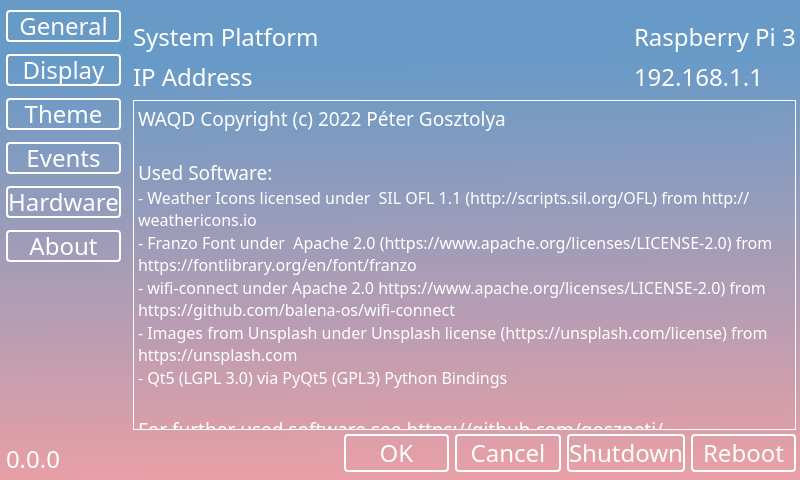
Before: the Qt Designer form src/waqd/ui/qt/options.ui in goszpeti/weather_air_quality_device, drawn with Qt 5.
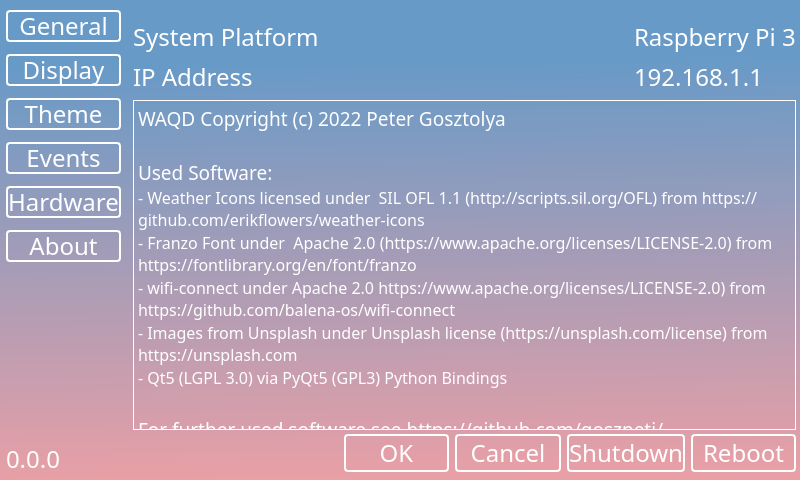
After: the same form once the commit is applied. The open tabs and pages were chosen to show the change. Custom widgets are drawn as their Qt base class.

The edit to the form file:
```diff
--- a/src/waqd/ui/qt/options.ui
+++ b/src/waqd/ui/qt/options.ui
@@ -2246,8 +2246,8 @@
                <rect>
                 <x>0</x>
                 <y>0</y>
-                <width>373</width>
-                <height>337</height>
+                <width>659</width>
+                <height>419</height>
                </rect>
               </property>
               <layout class="QVBoxLayout" name="verticalLayout_15">
@@ -2337,10 +2337,10 @@
 &lt;html&gt;&lt;head&gt;&lt;meta name=&quot;qrichtext&quot; content=&quot;1&quot; /&gt;&lt;style type=&quot;text/css&quot;&gt;
 p, li { white-space: pre-wrap; }
 &lt;/style&gt;&lt;/head&gt;&lt;body style=&quot; font-family:'Franzo'; font-size:18pt; font-weight:400; font-style:normal;&quot;&gt;
-&lt;p style=&quot; margin-top:0px; margin-bottom:0px; margin-left:0px; margin-right:0px; -qt-block-indent:0; text-indent:0px;&quot;&gt;&lt;span style=&quot; font-family:'MS Shell Dlg 2'; font-size:14pt;&quot;&gt;WAQD Copyright (c) 2022 Péter Gosztolya&lt;/span&gt;&lt;/p&gt;
+&lt;p style=&quot; margin-top:0px; margin-bottom:0px; margin-left:0px; margin-right:0px; -qt-block-indent:0; text-indent:0px;&quot;&gt;&lt;span style=&quot; font-family:'MS Shell Dlg 2'; font-size:14pt;&quot;&gt;WAQD Copyright (c) 2022 Peter Gosztolya&lt;/span&gt;&lt;/p&gt;
 &lt;p style=&quot;-qt-paragraph-type:empty; margin-top:0px; margin-bottom:0px; margin-left:0px; margin-right:0px; -qt-block-indent:0; text-indent:0px; font-family:'MS Shell Dlg 2'; font-size:14pt;&quot;&gt;&lt;br /&gt;&lt;/p&gt;
 &lt;p style=&quot; margin-top:0px; margin-bottom:0px; margin-left:0px; margin-right:0px; -qt-block-indent:0; text-indent:0px;&quot;&gt;&lt;span style=&quot; font-family:'MS Shell Dlg 2'; font-size:14pt;&quot;&gt;Used Software:&lt;/span&gt;&lt;/p&gt;
-&lt;p style=&quot; margin-top:0px; margin-bottom:0px; margin-left:0px; margin-right:0px; -qt-block-indent:0; text-indent:0px;&quot;&gt;&lt;span style=&quot; font-family:'MS Shell Dlg 2'; font-size:12pt;&quot;&gt;- Weather Icons licensed under  SIL OFL 1.1 (http://scripts.sil.org/OFL) from http://weathericons.io&lt;/span&gt;&lt;/p&gt;
+&lt;p style=&quot; margin-top:0px; margin-bottom:0px; margin-left:0px; margin-right:0px; -qt-block-indent:0; text-indent:0px;&quot;&gt;&lt;span style=&quot; font-family:'MS Shell Dlg 2'; font-size:12pt;&quot;&gt;- Weather Icons licensed under  SIL OFL 1.1 (http://scripts.sil.org/OFL) from https://github.com/erikflowers/weather-icons&lt;/span&gt;&lt;/p&gt;
 &lt;p style=&quot; margin-top:0px; margin-bottom:0px; margin-left:0px; margin-right:0px; -qt-block-indent:0; text-indent:0px;&quot;&gt;&lt;span style=&quot; font-family:'MS Shell Dlg 2'; font-size:12pt;&quot;&gt;- Franzo Font under  Apache 2.0 (https://www.apache.org/licenses/LICENSE-2.0) from https://fontlibrary.org/en/font/franzo&lt;/span&gt;&lt;/p&gt;
 &lt;p style=&quot; margin-top:0px; margin-bottom:0px; margin-left:0px; margin-right:0px; -qt-block-indent:0; text-indent:0px;&quot;&gt;&lt;span style=&quot; font-family:'MS Shell Dlg 2'; font-size:12pt;&quot;&gt;- wifi-connect under Apache 2.0 https://www.apache.org/licenses/LICENSE-2.0) from https://github.com/balena-os/wifi-connect&lt;/span&gt;&lt;/p&gt;
 &lt;p style=&quot; margin-top:0px; margin-bottom:0px; margin-left:0px; margin-right:0px; -qt-block-indent:0; text-indent:0px;&quot;&gt;&lt;span style=&quot; font-family:'MS Shell Dlg 2'; font-size:12pt;&quot;&gt;- Images from Unsplash under Unsplash license (https://unsplash.com/license) from https://unsplash.com&lt;/span&gt;&lt;/p&gt;
```
Left out of the diff: 14 changed lines with no effect on the pictures.
